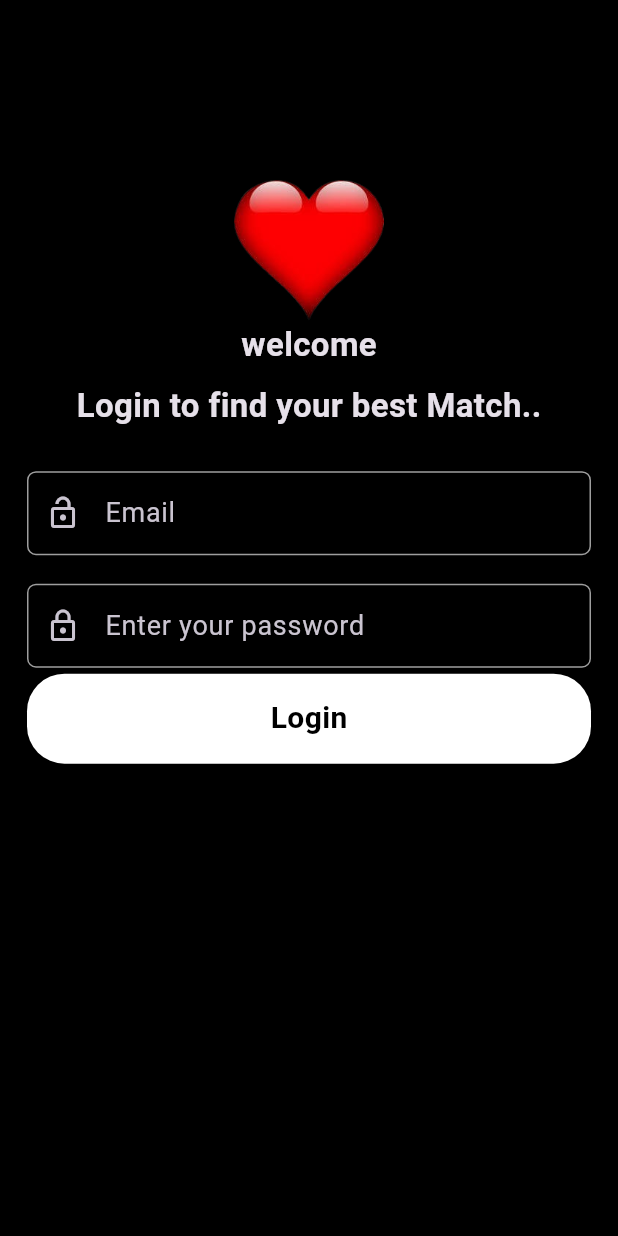
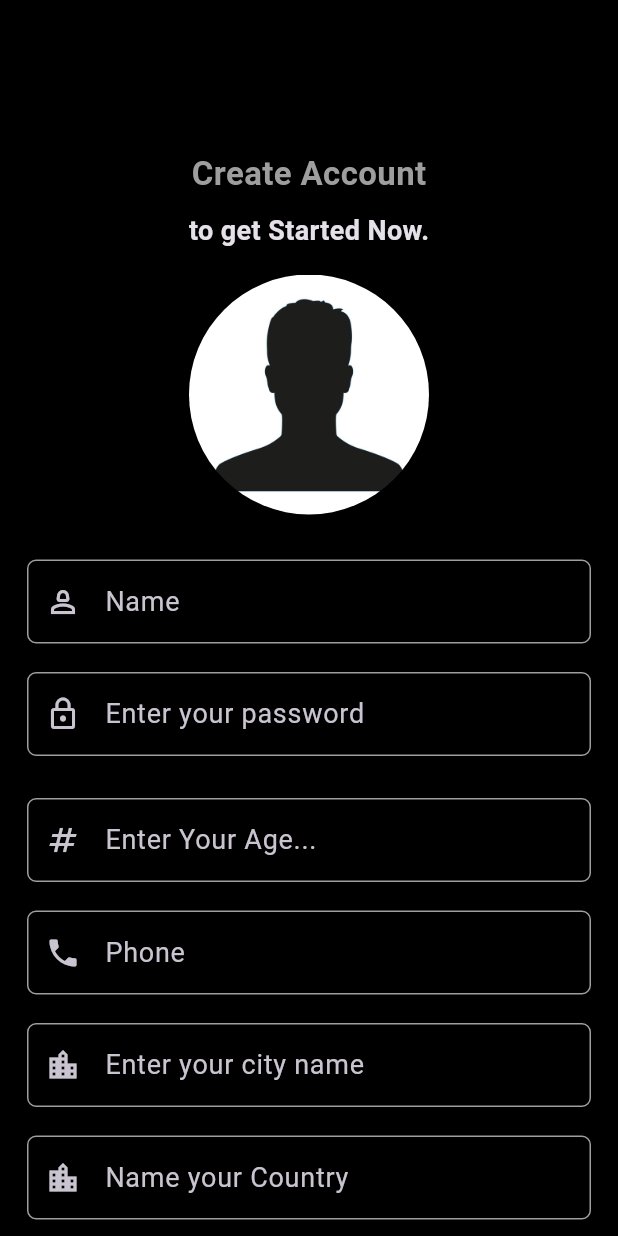
Before and after one commit to ajay-sharma93/Dating-App, a Flutter app: the screen it shows after launch, after a tap on "Login", on a phone screen of 412 x 824 dp. Run offline on Flutter 3.47's test engine with Material 3 defaults, Android fonts, the phone set to English and light mode, and no system bars; our stand-ins replace get.

Commit message:
registration screen is initialized and necessary information is added in it

```diff
--- a/lib/authenciationScreen/login_screen.dart
+++ b/lib/authenciationScreen/login_screen.dart
@@ -1,5 +1,7 @@
+import 'package:datingapp/authenciationScreen/registration_screen.dart';
 import 'package:datingapp/widgets/custom_text_fields_widget.dart';
 import 'package:flutter/material.dart';
+import 'package:get/get.dart';
 
 class LoginScreen extends StatefulWidget {
   const LoginScreen({super.key});
@@ -11,6 +13,7 @@ class LoginScreen extends StatefulWidget {
 class _LoginScreenState extends State<LoginScreen> {
   TextEditingController emailTextEditingController = TextEditingController();
   TextEditingController passwordTextEditingController = TextEditingController();
+  bool showProgressBar = false;
 
   @override
   Widget build(BuildContext context) {
@@ -41,7 +44,7 @@ class _LoginScreenState extends State<LoginScreen> {
                 height: 28,
               ),
 
-              //email
+              //email//
               SizedBox(
                 width: MediaQuery.of(context).size.width - 36,
                 height: 60,
@@ -57,7 +60,7 @@ class _LoginScreenState extends State<LoginScreen> {
                 height: 15,
               ),
 
-              //password
+              //password//
               SizedBox(
                 width: MediaQuery.of(context).size.width - 36,
                 height: 60,
@@ -70,16 +73,23 @@ class _LoginScreenState extends State<LoginScreen> {
               ),
               //password
 
-              //signup button//
+              //space between password and login button
+              const SizedBox(
+                height: 20,
+              ),
+
+              // signup button //
               Container(
                 width: MediaQuery.of(context).size.width - 36,
-                height: 60,
+                height: 40,
                 decoration: const BoxDecoration(
                   color: Colors.white,
                   borderRadius: BorderRadius.all(Radius.circular(25)),
                 ),
                 child: InkWell(
-                  onTap: () {},
+                  onTap: () {
+                    Get.to(RegistrationScreen());
+                  },
                   child: const Center(
                     child: Text(
                       "Login",
@@ -92,6 +102,48 @@ class _LoginScreenState extends State<LoginScreen> {
                   ),
                 ),
               ),
+
+              //this Sizedbox is used to give the space between login & signup button
+              //sized box below the login button
+              const SizedBox(
+                height: 16,
+              ),
+
+              Container(
+                width: MediaQuery.of(context).size.width - 36,
+                height: 16,
+              ),
+
+              //don't have an account section is this
+              Row(
+                mainAxisAlignment: MainAxisAlignment.center,
+                children: [
+                  const Text(
+                    "Don't have an account? ",
+                    style: TextStyle(
+                      fontSize: 16,
+                      color: Colors.grey,
+                    ),
+                  ),
+                  InkWell(
+                    onTap: () {},
+                    child: const Text("Create your account",
+                        style: TextStyle(
+                          fontSize: 18,
+                          color: Colors.white,
+                          fontWeight: FontWeight.bold,
+                        )),
+                  ),
+                ],
+              ),
+              const SizedBox(
+                height: 16,
+              ),
+              showProgressBar == true
+                  ? const CircularProgressIndicator(
+                      valueColor: AlwaysStoppedAnimation<Color>(Colors.pink),
+                    )
+                  : Container(),
             ],
           ),
         ),
--- /dev/null
+++ b/lib/authenciationScreen/registration_screen.dart
@@ -0,0 +1,241 @@
+import 'package:datingapp/widgets/custom_text_fields_widget.dart';
+import 'package:flutter/material.dart';
+
+class RegistrationScreen extends StatefulWidget {
+  const RegistrationScreen({super.key});
+
+  @override
+  State<RegistrationScreen> createState() => _RegistrationScreenState();
+}
+
+class _RegistrationScreenState extends State<RegistrationScreen> {
+  TextEditingController emailTextEditingController = TextEditingController();
+  TextEditingController passwordTextEditingController = TextEditingController();
+  TextEditingController nameTextEditingController = TextEditingController();
+  TextEditingController ageTextEditingController = TextEditingController();
+  TextEditingController phoneNoTextEditingController = TextEditingController();
+  TextEditingController cityTextEditingController = TextEditingController();
+  TextEditingController countryTextEditingController = TextEditingController();
+  TextEditingController profileHeadingTextEditingController =
+      TextEditingController();
+  TextEditingController lookingForInaPartnerTextEditingController =
+      TextEditingController();
+
+  //appearence
+  TextEditingController heightTextEditingController = TextEditingController();
+  TextEditingController weightTextEditingController = TextEditingController();
+  TextEditingController bodyTypeTextEditingController = TextEditingController();
+
+  //Life style
+  TextEditingController drinkTextEditingController = TextEditingController();
+  TextEditingController smokeTextEditingController = TextEditingController();
+  TextEditingController martialStatusTextEditingController =
+      TextEditingController();
+  TextEditingController haveChildrenTextEditingController =
+      TextEditingController();
+  TextEditingController noOfChildrenTextEditingController =
+      TextEditingController();
+  TextEditingController professionTextEditingController =
+      TextEditingController();
+  TextEditingController employmentTextEditingController =
+      TextEditingController();
+  TextEditingController incomeTextEditingController = TextEditingController();
+  TextEditingController livingSituationTextEditingController =
+      TextEditingController();
+  TextEditingController willingToRelocateTextEditingController =
+      TextEditingController();
+  TextEditingController relationshipYouAreLookingForTextEditingController =
+      TextEditingController();
+
+  //background - Culture Values
+  TextEditingController nationlityTextEditingController =
+      TextEditingController();
+  TextEditingController educationTextEditingController =
+      TextEditingController();
+  TextEditingController languageTextEditingController = TextEditingController();
+  TextEditingController religionTextEditingController = TextEditingController();
+  TextEditingController ethnicityTextEditingController =
+      TextEditingController();
+
+  @override
+  Widget build(BuildContext context) {
+    return Scaffold(
+      body: SingleChildScrollView(
+        child: Center(
+          child: Column(
+            children: [
+              const SizedBox(
+                height: 100,
+              ),
+              const Text(
+                "Create Account",
+                style: TextStyle(
+                  fontSize: 22,
+                  color: Colors.grey,
+                  fontWeight: FontWeight.bold,
+                ),
+              ),
+              const SizedBox(
+                height: 10,
+              ),
+              const Text(
+                "to get Started Now.",
+                style: TextStyle(fontSize: 18, fontWeight: FontWeight.bold),
+              ),
+              const SizedBox(
+                height: 16,
+              ),
+              //choose image circle avatar
+              GestureDetector(
+                onTap: () {},
+                child: const CircleAvatar(
+                  radius: 80,
+                  backgroundImage: AssetImage("images/man.jpg"),
+                  backgroundColor: Colors.black,
+                ),
+              ),
+
+              const SizedBox(
+                height: 30,
+              ),
+
+              //Name
+              SizedBox(
+                width: MediaQuery.of(context).size.width - 36,
+                height: 60,
+                child: CustomTextFieldsWidget(
+                  editingController: nameTextEditingController,
+                  labelText: "Name",
+                  iconData: Icons.person_2_outlined,
+                  isObscure: false,
+                ),
+              ),
+
+              const SizedBox(
+                height: 15,
+              ),
+
+              //password//
+              SizedBox(
+                width: MediaQuery.of(context).size.width - 36,
+                height: 60,
+                child: CustomTextFieldsWidget(
+                  editingController: passwordTextEditingController,
+                  labelText: "Enter your password",
+                  iconData: Icons.lock_outline,
+                  isObscure: true,
+                ),
+              ),
+              //password
+
+              const SizedBox(
+                height: 24,
+              ),
+
+              //age
+
+              SizedBox(
+                width: MediaQuery.of(context).size.width - 36,
+                height: 60,
+                child: CustomTextFieldsWidget(
+                  editingController: ageTextEditingController,
+                  labelText: "Enter Your Age...",
+                  iconData: Icons.numbers,
+                  isObscure: false,
+                ),
+              ),
+
+              const SizedBox(
+                height: 15,
+              ),
+
+              //phoneNo
+
+              SizedBox(
+                width: MediaQuery.of(context).size.width - 36,
+                height: 60,
+                child: CustomTextFieldsWidget(
+                  editingController: phoneNoTextEditingController,
+                  labelText: "Phone",
+                  iconData: Icons.phone,
+                  isObscure: false,
+                ),
+              ),
+
+              const SizedBox(
+                height: 15,
+              ),
+
+              //city
+
+              SizedBox(
+                width: MediaQuery.of(context).size.width - 36,
+                height: 60,
+                child: CustomTextFieldsWidget(
+                  editingController: cityTextEditingController,
+                  labelText: "Enter your city name",
+                  iconData: Icons.location_city,
+                  isObscure: false,
+                ),
+              ),
+
+              const SizedBox(
+                height: 15,
+              ),
+
+              //country
+
+              SizedBox(
+                width: MediaQuery.of(context).size.width - 36,
+                height: 60,
+                child: CustomTextFieldsWidget(
+                  editingController: countryTextEditingController,
+                  labelText: "Name your Country",
+                  iconData: Icons.location_city,
+                  isObscure: false,
+                ),
+              ),
+
+              const SizedBox(
+                height: 15,
+              ),
+              //profileHeading
+
+              SizedBox(
+                width: MediaQuery.of(context).size.width - 36,
+                height: 60,
+                child: CustomTextFieldsWidget(
+                  editingController: emailTextEditingController,
+                  labelText: "Profile Heading",
+                  iconData: Icons.text_fields,
+                  isObscure: false,
+                ),
+              ),
+
+              const SizedBox(
+                height: 15,
+              ),
+
+              //lookingforPartner
+
+              SizedBox(
+                width: MediaQuery.of(context).size.width - 36,
+                height: 60,
+                child: CustomTextFieldsWidget(
+                  editingController: lookingForInaPartnerTextEditingController,
+                  labelText: "what you're looking for in a partner",
+                  iconData: Icons.face,
+                  isObscure: false,
+                ),
+              ),
+
+              const SizedBox(
+                height: 15,
+              ),
+            ],
+          ),
+        ),
+      ),
+    );
+  }
+}
```
